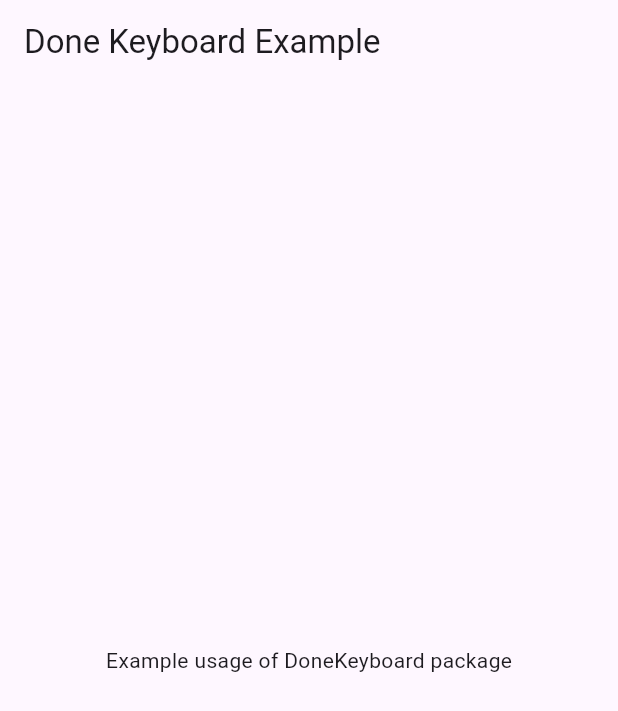
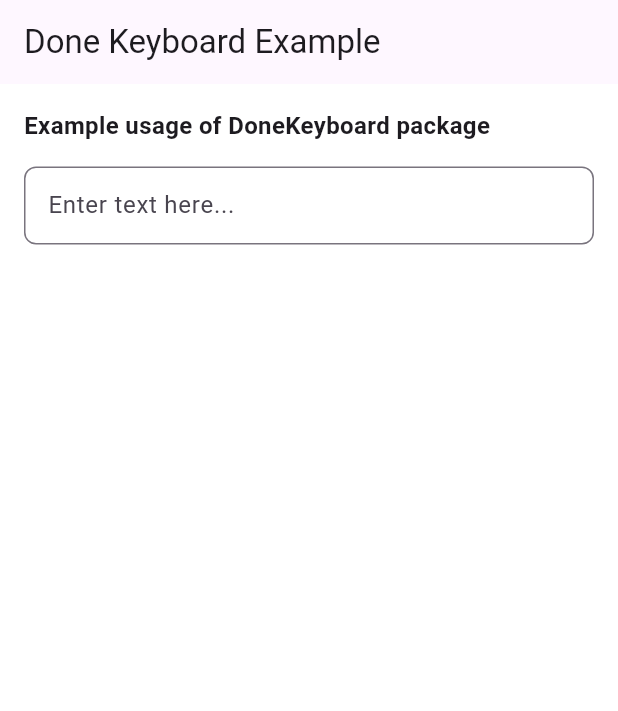
Before and after one commit to saithwaleed/done_keyboard, a Flutter app: the screen it shows after launch, on a phone screen of 412 x 824 dp. Shown: the top 711 px of the screen. Run offline on Flutter 3.47's test engine with Material 3 defaults, Android fonts, the phone set to English and light mode, and no system bars.

Commit message:
example added and documentation

```diff
--- a/lib/done_keyboard.dart
+++ b/lib/done_keyboard.dart
@@ -7,3 +7,4 @@ export 'src/keyboard_actions_item.dart';
 export 'src/keyboard_custom.dart';
 export 'src/platform_check.dart';
 export 'src/platform_io.dart';
+export 'src/keyboard_done_configuration.dart';
--- a/lib/example/lib/main.dart
+++ b/lib/example/lib/main.dart
@@ -1,7 +1,8 @@
+import 'package:done_keyboard/done_keyboard.dart';
 import 'package:flutter/material.dart';
 
 void main() {
-  runApp(MyExampleApp());
+  runApp(const MyExampleApp());
 }
 
 class MyExampleApp extends StatelessWidget {
@@ -10,10 +11,63 @@ class MyExampleApp extends StatelessWidget {
   @override
   Widget build(BuildContext context) {
     return MaterialApp(
-      home: Scaffold(
-        appBar: AppBar(title: Text("Done Keyboard Example")),
-        body: Center(
-          child: Text("Example usage of DoneKeyboard package"),
+      title: "Done Keyboard Example",
+      debugShowCheckedModeBanner: false,
+      theme: ThemeData(
+        primarySwatch: Colors.blue,
+        scaffoldBackgroundColor: Colors.white,
+      ),
+      home: const KeyboardExampleScreen(),
+    );
+  }
+}
+
+class KeyboardExampleScreen extends StatefulWidget {
+  const KeyboardExampleScreen({super.key});
+
+  @override
+  State<KeyboardExampleScreen> createState() => _KeyboardExampleScreenState();
+}
+
+class _KeyboardExampleScreenState extends State<KeyboardExampleScreen> {
+  final TextEditingController _inputController = TextEditingController();
+  final FocusNode _focusNode = FocusNode();
+
+  @override
+  Widget build(BuildContext context) {
+    return Scaffold(
+      appBar: AppBar(title: const Text("Done Keyboard Example")),
+      body: KeyboardActions(
+        config: KeyboardDoneConfiguration(
+          context: context,
+          focusNodes: [_focusNode],
+        ).buildConfig,
+        child: SingleChildScrollView(
+          padding: const EdgeInsets.all(16.0),
+          child: Column(
+            crossAxisAlignment: CrossAxisAlignment.start,
+            children: [
+              const Text(
+                "Example usage of DoneKeyboard package",
+                style: TextStyle(fontSize: 16, fontWeight: FontWeight.bold),
+              ),
+              const SizedBox(height: 16),
+              TextFormField(
+                controller: _inputController,
+                focusNode: _focusNode,
+                decoration: InputDecoration(
+                  hintText: 'Enter text here...',
+                  border: OutlineInputBorder(
+                    borderRadius: BorderRadius.circular(8.0),
+                  ),
+                  contentPadding: const EdgeInsets.symmetric(
+                    horizontal: 12,
+                    vertical: 14,
+                  ),
+                ),
+              ),
+            ],
+          ),
         ),
       ),
     );
--- /dev/null
+++ b/lib/src/keyboard_done_configuration.dart
@@ -0,0 +1,21 @@
+import 'package:flutter/material.dart';
+
+import '../done_keyboard.dart';
+
+class KeyboardDoneConfiguration {
+  final BuildContext context;
+  final List<FocusNode> focusNodes;
+
+  KeyboardDoneConfiguration({required this.context, required this.focusNodes});
+
+  KeyboardActionsConfig get buildConfig {
+    return KeyboardActionsConfig(
+      keyboardActionsPlatform: KeyboardActionsPlatform.ALL,
+      keyboardBarColor: Colors.grey[200],
+      nextFocus: true,
+      actions: focusNodes
+          .map((focusNode) => KeyboardActionsItem(focusNode: focusNode))
+          .toList(),
+    );
+  }
+}
--- a/pubspec.yaml
+++ b/pubspec.yaml
@@ -1,5 +1,5 @@
 name: done_keyboard
-description: "A new Flutter package project."
+description: "A Flutter package to manage the keyboard and avoid UI overlap issues when input fields are focused."
 version: 0.0.1
 homepage: https://github.com/saithwaleed/done_keyboard
 
```
Also changed, not shown: 2 other files.
